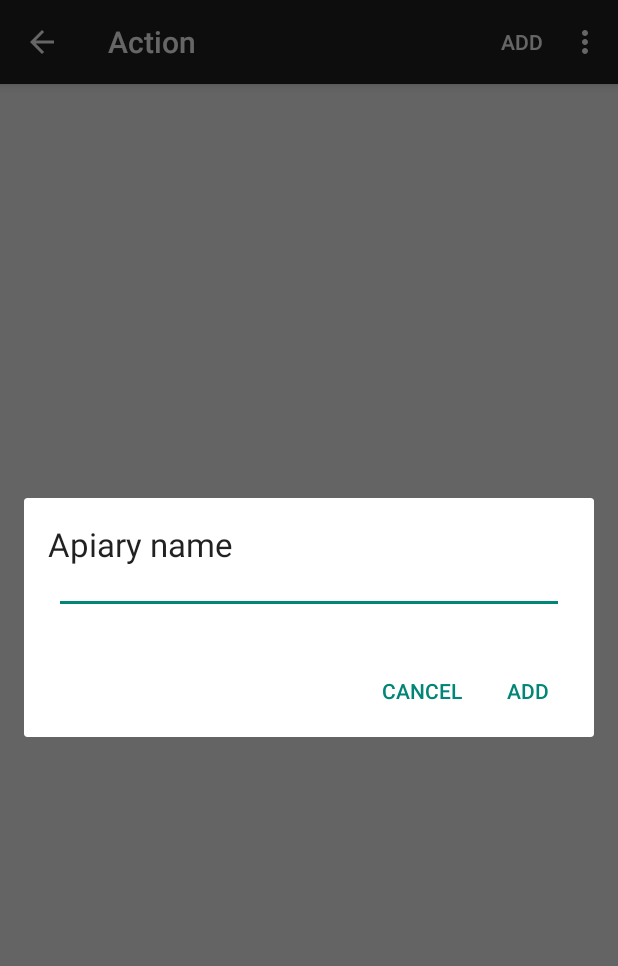
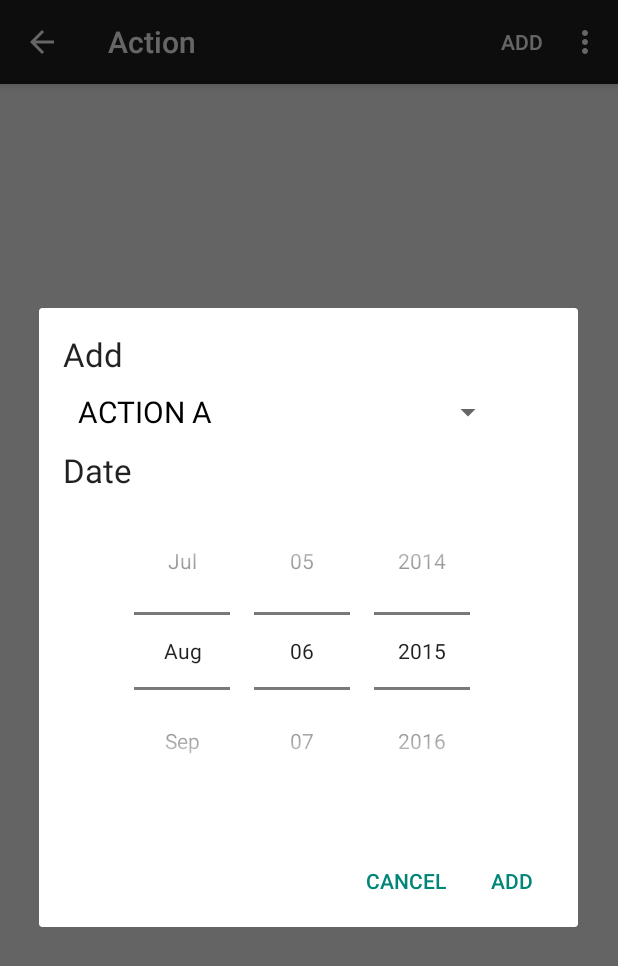
Before and after one commit to napcosta/Beehive, an Android app: the ActionActivity screen opened directly, with no data from a screen before it, after a tap on "ADD", on a phone screen of 412 x 824 dp. Shown: the top 966 px of the screen. Run offline under Robolectric (Android 15) with nearby library versions, the phone set to English and light mode, and no system bars.

Commit message:
Working on extending the table Actions to include the date

```diff
--- a/app/src/main/java/com/example/bee/beehive/Activities/ActionActivity.java
+++ b/app/src/main/java/com/example/bee/beehive/Activities/ActionActivity.java
@@ -1,8 +1,13 @@
 package com.example.bee.beehive.Activities;
 
+import android.app.AlertDialog;
+import android.app.FragmentManager;
 import android.database.Cursor;
 import android.os.Bundle;
+import android.view.LayoutInflater;
 import android.view.View;
+import android.widget.ArrayAdapter;
+import android.widget.Spinner;
 
 import com.example.bee.beehive.Action;
 import com.example.bee.beehive.Hive;
@@ -14,6 +19,8 @@ import com.example.bee.beehive.R;
  */
 public class ActionActivity extends ListItem
 {
+
+
 	@Override
 	protected void onCreate(Bundle savedInstanceState) {
 		super.onCreate(savedInstanceState);
@@ -25,11 +32,11 @@ public class ActionActivity extends ListItem
 
 	}
 
-	public void add(String action_name)
+	public void add(int action_id)
 	{
 		mSharedPreferences = getSharedPreferences(PREFERENCES, MODE_PRIVATE);
 
-		db.addAction(new Action(Integer.parseInt(action_name), mSharedPreferences.getInt("apiary_id", 0), mSharedPreferences.getInt("hive_id", 0)));
+		db.addAction(new Action(action_id, mSharedPreferences.getInt("apiary_id", 0), mSharedPreferences.getInt("hive_id", 0)));
 
 		cursorAdapter.changeCursor(getCursor(1, 1));
 	}
@@ -64,7 +71,32 @@ public class ActionActivity extends ListItem
 		return "";
 	}
 
+	public void showDialog()
+	{
+		AddActionOverlay addOverlay = new AddActionOverlay();
+		addOverlay.show(getFragmentManager(), "Add Overlay");
 
+	}
+/*
+	@Override
+	public void showDialog()
+	{
+		AlertDialog.Builder builder = new AlertDialog.Builder(this);
+		LayoutInflater inflater = getLayoutInflater();
+		View view = inflater.inflate(R.layout.action_add_overlay, null);
+		builder.setView(view);
+
+
+
+
+		spinner = (Spinner) view.findViewById(R.id.spinner);
+
+		ArrayAdapter adapter = ArrayAdapter.createFromResource(this, R.array.action_array, android.R.layout.simple_spinner_item);
+		spinner.setAdapter(adapter);
+
+		builder.show();
+	}
+*/
 	@Override
 	public String getKeyId() {
 		return db.getKeyActionId();
--- /dev/null
+++ b/app/src/main/java/com/example/bee/beehive/Activities/AddActionOverlay.java
@@ -0,0 +1,77 @@
+package com.example.bee.beehive.Activities;
+
+import android.app.AlertDialog;
+import android.app.Dialog;
+import android.app.DialogFragment;
+import android.content.DialogInterface;
+import android.os.Bundle;
+import android.view.LayoutInflater;
+import android.view.View;
+import android.widget.AdapterView;
+import android.widget.ArrayAdapter;
+import android.widget.DatePicker;
+import android.widget.EditText;
+import android.widget.Spinner;
+import android.widget.TextView;
+import android.widget.Toast;
+
+import com.example.bee.beehive.R;
+
+import org.w3c.dom.Text;
+
+import java.util.Date;
+
+public class AddActionOverlay extends DialogFragment implements AdapterView.OnItemSelectedListener {
+
+
+	int action_index;
+	DatePicker datePicker;
+
+	@Override
+	public Dialog onCreateDialog(Bundle savedInstanceState) {
+		AlertDialog.Builder builder = new AlertDialog.Builder(getActivity());
+		final LayoutInflater inflater = getActivity().getLayoutInflater();
+		final View view = inflater.inflate(R.layout.action_add_overlay, null);
+		Spinner spinner = (Spinner)  view.findViewById(R.id.spinner);
+		datePicker = (DatePicker) view.findViewById(R.id.datePicker);
+
+		ArrayAdapter adapter = ArrayAdapter.createFromResource(getActivity(), R.array.action_array, R.layout.spinner_item);
+		//adapter.setDropDownViewResource(R.layout.spinner_item);
+		spinner.setAdapter(adapter);
+		spinner.setOnItemSelectedListener(this);
+
+		builder.setView(view);
+
+
+		builder.setPositiveButton("Add", new DialogInterface.OnClickListener() {
+			@Override
+			public void onClick(DialogInterface dialog, int which) {
+				//EditText input = (EditText) view.findViewById(R.id.ApiaryNameInput);
+
+				System.out.println(datePicker.getMonth());
+			//	((ActionActivity) getActivity()).add(action_index);
+
+			}
+		}).setNegativeButton("Cancel", new DialogInterface.OnClickListener() {
+			@Override
+			public void onClick(DialogInterface dialog, int which) {
+
+			}
+		});
+
+		Dialog dialog=builder.create();
+		return dialog;
+	}
+
+	@Override
+	public void onItemSelected(AdapterView<?> parent, View view, int position, long id) {
+		TextView text = (TextView) view;
+		action_index = position;
+		Toast.makeText(getActivity(), "You Selected " + id, Toast.LENGTH_SHORT).show();
+	}
+
+	@Override
+	public void onNothingSelected(AdapterView<?> parent) {
+
+	}
+}
--- a/app/src/main/java/com/example/bee/beehive/Activities/ApiaryActivity.java
+++ b/app/src/main/java/com/example/bee/beehive/Activities/ApiaryActivity.java
@@ -51,7 +51,7 @@ public class ApiaryActivity extends ListItem {
     @Override
     public String getSubText(int apiary_id)
     {
-        return db.getHiveCount(apiary_id);
+        return db.getHiveCount(apiary_id) + " apiaries";
     }
 
     public String getKeyId()
--- a/app/src/main/java/com/example/bee/beehive/DatabaseHandler.java
+++ b/app/src/main/java/com/example/bee/beehive/DatabaseHandler.java
@@ -21,11 +21,11 @@ public class DatabaseHandler extends SQLiteOpenHelper
     private static final String TABLE_HIVES = "hives";
     private static final String TABLE_APIARIES = "apiaries";
     private static final String KEY_APIARY_ID = "_id";
-	private static final String KEY_HIVES_COUNT = "hives_count";
     private static final String KEY_HIVE_ID = "hive_id";
     private static final String KEY_APIARY_NAME = "apiary_name";
     private static final String KEY_HIVE_NUMBER = "hive_number";
     private static final String TABLE_ACTIONS = "table_actions";
+	private static final String KEY_ACTION_DATE = "action_date";
     private static final String KEY_ACTION_ID = "_id";
     private static final String KEY_ACTION_NAME = "action_name";
 
@@ -46,15 +46,16 @@ public class DatabaseHandler extends SQLiteOpenHelper
         String CREATE_HIVES_TABLE = "CREATE TABLE " + TABLE_HIVES + "(" +
                 KEY_HIVE_ID + " INTEGER PRIMARY KEY  AUTOINCREMENT," +
                 KEY_HIVE_NUMBER + " INTEGER," +
-                KEY_APIARY_ID + " INTEGER," +
+                KEY_APIARY_ID + " DATE," +
                 " FOREIGN KEY (" + KEY_APIARY_ID + ") REFERENCES " + TABLE_APIARIES + " (" + KEY_APIARY_ID + ")," +
                 " UNIQUE (" + KEY_APIARY_ID + ", " + KEY_HIVE_NUMBER + ")" +
             ")";
 
         String CREATE_ACTIONS_TABLE = "CREATE TABLE " + TABLE_ACTIONS + "(" +
                 KEY_ACTION_ID + " INTEGER PRIMARY KEY AUTOINCREMENT," +
-                KEY_ACTION_NAME + " Text," +
+                KEY_ACTION_NAME + " TEXT," +
                 KEY_HIVE_ID + " INTEGER," +
+				KEY_ACTION_DATE + "DATETIME," +
                 " FOREIGN KEY (" + KEY_HIVE_ID + ") REFERENCES " + TABLE_HIVES + " (" + KEY_HIVE_ID + ")," +
                 " UNIQUE (" + KEY_HIVE_ID + ")" +
             ")";
--- /dev/null
+++ b/app/src/main/res/layout/action_add_overlay.xml
@@ -0,0 +1,49 @@
+<RelativeLayout xmlns:android="http://schemas.android.com/apk/res/android"
+                xmlns:tools="http://schemas.android.com/tools"
+                android:layout_width="match_parent"
+                android:layout_height="match_parent"
+                android:paddingLeft="@dimen/activity_horizontal_margin"
+                android:paddingRight="@dimen/activity_horizontal_margin"
+                android:paddingTop="@dimen/activity_vertical_margin"
+                android:paddingBottom="@dimen/activity_vertical_margin"
+                tools:context="com.example.bee.beehive.Activities.AddOverlay">
+
+
+    <TextView
+        android:text="@string/action_add"
+        android:layout_width="wrap_content"
+        android:layout_height="wrap_content"
+        android:textAppearance="?android:attr/textAppearanceLarge"
+        android:id="@+id/textView"
+        android:layout_alignParentTop="true"
+        android:layout_alignParentLeft="true"
+        android:layout_alignParentStart="true"/>
+
+    <Spinner
+        android:layout_width="wrap_content"
+        android:layout_height="wrap_content"
+        android:id="@+id/spinner"
+        android:layout_below="@+id/textView"
+        android:layout_alignParentLeft="true"
+        android:layout_alignParentStart="true"/>
+
+    <TextView
+        android:text="Date"
+        android:layout_width="wrap_content"
+        android:layout_height="wrap_content"
+        android:textAppearance="?android:attr/textAppearanceLarge"
+        android:layout_below="@+id/spinner"
+        android:layout_alignParentLeft="true"
+        android:layout_alignParentStart="true"
+        android:id="@+id/textView2"/>
+
+    <DatePicker
+        android:layout_width="wrap_content"
+        android:layout_height="wrap_content"
+        android:id="@+id/datePicker"
+        android:layout_below="@+id/textView2"
+        android:layout_centerHorizontal="true"
+        android:datePickerMode="spinner"
+        android:calendarViewShown="false"/>
+
+</RelativeLayout>
--- /dev/null
+++ b/app/src/main/res/layout/spinner_item.xml
@@ -0,0 +1,11 @@
+<?xml version="1.0" encoding="utf-8"?>
+<TextView xmlns:android="http://schemas.android.com/apk/res/android"
+          android:id="@+id/cust_view"
+          android:minWidth="246dp"
+          android:layout_width="match_parent"
+          android:layout_height="48dp"
+          android:gravity="left|center_vertical"
+          android:textColor="@android:color/black"
+          android:textSize="20sp"
+          android:paddingLeft="10dp"
+          android:textIsSelectable="false"/>
--- a/app/src/main/res/values/strings.xml
+++ b/app/src/main/res/values/strings.xml
@@ -1,9 +1,16 @@
 <resources>
     <string name="app_name">Beehive</string>
     <string name="add_apiary">Apiary name</string>
+    <string name="set_date">Set date</string>
     <string name="action_settings">Settings</string>
     <string name="action_add">Add</string>
     <string name="title_activity_hive">Hive</string>
     <string name="title_activity_action">Action</string>
     <string name="title_activity_add_overlay">AddOverlay</string>
+    <string-array name="action_array">
+        <item>"ACTION A"</item>
+        <item>"ACTION B"</item>
+        <item>"ACTION C"</item>
+        <item>"ACTION D"</item>
+    </string-array>
 </resources>
--- a/app/src/main/res/values/styles.xml
+++ b/app/src/main/res/values/styles.xml
@@ -10,5 +10,11 @@
         <item name="android:windowCloseOnTouchOutside">true</item>
         <item name="android:backgroundDimEnabled">true</item>
     </style>
-
+<!--
+    <style name="cust_view" parent="@android:style/Widget.TextView" >
+        <item name="android:textSize" >@dimen/abc_text_size_medium_material</item>
+        <item name="android:textStyle" >bold</item>
+        <item name="android:itemPadding">20dp</item>
+    </style>nun
+-->
 </resources>
```
